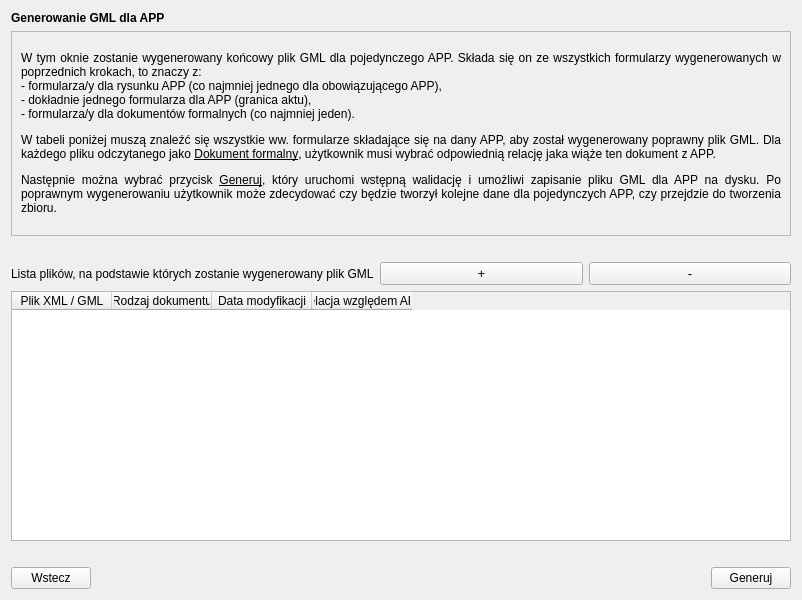
Old version of the form modules/app/views/ui/generowanie_gml_dialog_base.ui in the repository CyfryzacjaAPP/wtyczka_qgis_app_2.
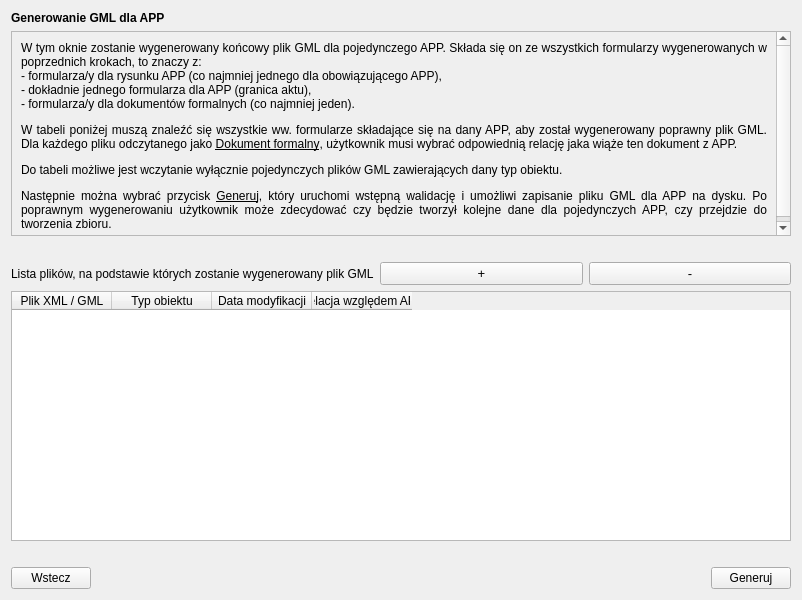
New version of the form.

```diff
--- a/modules/app/views/ui/generowanie_gml_dialog_base.ui
+++ b/modules/app/views/ui/generowanie_gml_dialog_base.ui
@@ -57,8 +57,8 @@
          <rect>
           <x>0</x>
           <y>0</y>
-          <width>763</width>
-          <height>294</height>
+          <width>780</width>
+          <height>188</height>
          </rect>
         </property>
         <property name="sizePolicy">
@@ -76,7 +76,7 @@
             </font>
            </property>
            <property name="text">
-            <string>&lt;html&gt;&lt;head/&gt;&lt;body&gt;&lt;p&gt;W tym oknie zostanie wygenerowany końcowy plik GML dla pojedynczego APP. Składa się on ze wszystkich formularzy wygenerowanych w poprzednich krokach, to znaczy z:&lt;br/&gt;- formularza/y dla rysunku APP (co najmniej jednego dla obowiązującego APP),&lt;br/&gt;- dokładnie jednego formularza dla APP (granica aktu),&lt;br/&gt;- formularza/y dla dokumentów formalnych (co najmniej jeden).&lt;/p&gt;&lt;p&gt;W tabeli poniżej muszą znaleźć się wszystkie ww. formularze składające się na dany APP, aby został wygenerowany poprawny plik GML. Dla każdego pliku odczytanego jako &lt;span style=&quot; text-decoration: underline;&quot;&gt;Dokument formalny&lt;/span&gt;, użytkownik musi wybrać odpowiednią relację jaka wiąże ten dokument z APP. &lt;/p&gt;&lt;p&gt;Następnie można wybrać przycisk &lt;span style=&quot; text-decoration: underline;&quot;&gt;Generuj&lt;/span&gt;, który uruchomi wstępną walidację i umożliwi zapisanie pliku GML dla APP na dysku. Po poprawnym wygenerowaniu użytkownik może zdecydować czy będzie tworzył kolejne dane dla pojedynczych APP, czy przejdzie do tworzenia zbioru. &lt;/p&gt;&lt;/body&gt;&lt;/html&gt;</string>
+            <string>&lt;html&gt;&lt;head/&gt;&lt;body&gt;&lt;p&gt;W tym oknie zostanie wygenerowany końcowy plik GML dla pojedynczego APP. Składa się on ze wszystkich formularzy wygenerowanych w poprzednich krokach, to znaczy z:&lt;br/&gt;- formularza/y dla rysunku APP (co najmniej jednego dla obowiązującego APP),&lt;br/&gt;- dokładnie jednego formularza dla APP (granica aktu),&lt;br/&gt;- formularza/y dla dokumentów formalnych (co najmniej jeden).&lt;/p&gt;&lt;p&gt;W tabeli poniżej muszą znaleźć się wszystkie ww. formularze składające się na dany APP, aby został wygenerowany poprawny plik GML. Dla każdego pliku odczytanego jako &lt;span style=&quot; text-decoration: underline;&quot;&gt;Dokument formalny&lt;/span&gt;, użytkownik musi wybrać odpowiednią relację jaka wiąże ten dokument z APP.&lt;/p&gt;&lt;p&gt;&lt;span style=&quot; font-family:'Aptos','sans-serif';&quot;&gt;Do tabeli możliwe jest wczytanie wyłącznie pojedynczych plików GML zawierających dany typ obiektu.&lt;/span&gt;&lt;/p&gt;&lt;p&gt;Następnie można wybrać przycisk &lt;span style=&quot; text-decoration: underline;&quot;&gt;Generuj&lt;/span&gt;, który uruchomi wstępną walidację i umożliwi zapisanie pliku GML dla APP na dysku. Po poprawnym wygenerowaniu użytkownik może zdecydować czy będzie tworzył kolejne dane dla pojedynczych APP, czy przejdzie do tworzenia zbioru. &lt;/p&gt;&lt;/body&gt;&lt;/html&gt;</string>
            </property>
            <property name="alignment">
             <set>Qt::AlignJustify|Qt::AlignVCenter</set>
@@ -159,7 +159,7 @@
        </column>
        <column>
         <property name="text">
-         <string>Rodzaj dokumentu</string>
+         <string>Typ obiektu</string>
         </property>
        </column>
        <column>
```
